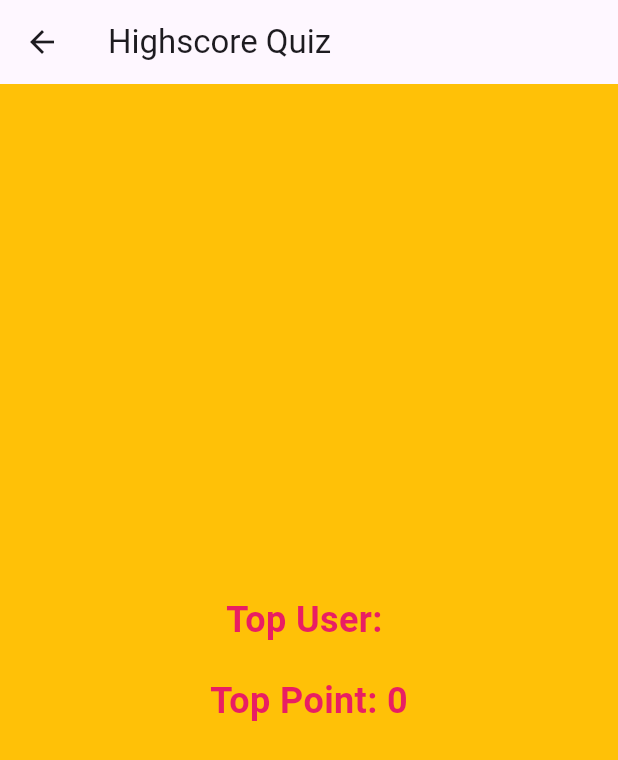
After one commit to hilmyyes/Flutter-Learn, a Flutter app: the HighScore screen opened directly, on a phone screen of 412 x 824 dp. The commit adds this screen. Shown: the top 760 px of the screen. Run offline on Flutter 3.47's test engine with Material 3 defaults, Android fonts, the phone set to English and light mode, and no system bars; our stand-ins replace percent_indicator, shared_preferences; accounts and stored records are empty.

Commit message:
Homework Finish - Highscore
Update di:
- Main
- Highscore.dart (Add Files)
- Quiz

```diff
--- a/lib/main.dart
+++ b/lib/main.dart
@@ -12,7 +12,7 @@ import 'package:hello_word/screen/my_course.dart';
 import 'package:hello_word/screen/addrecipe.dart';
 import 'package:hello_word/screen/quiz.dart';
 import 'package:shared_preferences/shared_preferences.dart';
-
+import 'package:hello_word/screen/highscore.dart';
 
 import 'screen/basket.dart';
 
@@ -29,7 +29,6 @@ void doLogout() async {
   prefs.remove("user_id");
   main();
 }
-
 
 void main() {
   WidgetsFlutterBinding.ensureInitialized();
@@ -57,6 +56,7 @@ class MyApp extends StatelessWidget {
         'my_course': (context) => MyCourse(),
         'addrecipe': (context) => AddRecipe(),
         'quiz': (context) => Quiz(),
+        'highscore': (context) => HighScore(),
         'basket': (context) => Basket(),
       },
       theme: ThemeData(
@@ -207,6 +207,12 @@ class _MyHomePageState extends State<MyHomePage> {
                 Navigator.pushNamed(context, "quiz");
               }),
           ListTile(
+              title: Text("High Score"),
+              leading: Icon(Icons.quiz),
+              onTap: () {
+                Navigator.pushNamed(context, "highscore");
+              }),
+          ListTile(
             title: new Text("About"),
             leading: new Icon(Icons.help),
             onTap: () {
--- /dev/null
+++ b/lib/screen/highscore.dart
@@ -0,0 +1,71 @@
+
+import 'package:flutter/material.dart';
+import 'package:shared_preferences/shared_preferences.dart';
+
+class HighScore extends StatefulWidget {
+  @override
+  State<HighScore> createState() => _HighScoreState();
+}
+
+class _HighScoreState extends State<HighScore> {
+  String top_user = '';
+  int top_point = 0;
+
+  @override
+  void initState() {
+    super.initState();
+    checkHighScore();
+  }
+
+  Future<void> checkHighScore() async {
+    final prefs = await SharedPreferences.getInstance();
+    final _topPoint = prefs.getInt('top_point') ?? 0;
+    final _topUser = prefs.getString('top_user') ?? '';
+
+    setState(() {
+      top_point = _topPoint;
+      top_user = _topUser;
+    });
+  }
+
+@override
+Widget build(BuildContext context) {
+  return Scaffold(
+    appBar: AppBar(
+      title: Text('Highscore Quiz'),
+      leading: IconButton(
+        icon: Icon(Icons.arrow_back),
+        onPressed: () => Navigator.pop(context), // Navigate back on tap
+      ),
+    ),
+       backgroundColor: Colors.amber,
+      body: Center(
+      child: Column(
+        mainAxisAlignment: MainAxisAlignment.center,
+        children: [
+          Text(
+            'Top User: $top_user',
+            style: TextStyle(
+              fontSize: 24,
+              color: Colors.pink,
+              decoration: TextDecoration.none,
+              fontWeight: FontWeight.bold,
+            ),
+          ),
+          SizedBox(height: 20),
+          Text(
+            'Top Point: $top_point',
+            style: TextStyle(
+              fontSize: 24,
+              color: Colors.pink,
+              decoration: TextDecoration.none,
+              fontWeight: FontWeight.bold,
+
+            ),
+          ),
+        ],
+      ),
+    ),
+  );
+}
+}
--- a/lib/screen/quiz.dart
+++ b/lib/screen/quiz.dart
@@ -5,6 +5,9 @@ import 'package:hello_word/class/question.dart';
 
 import 'dart:async';
 import 'package:percent_indicator/linear_percent_indicator.dart';
+import 'package:shared_preferences/shared_preferences.dart';
+import 'package:hello_word/main.dart';
+
 
 class Quiz extends StatefulWidget {
   const Quiz({Key? key}) : super(key: key);
@@ -190,11 +193,19 @@ class _QuizState extends State<Quiz> {
               content: Text('Your point = $_point \n' + message ),
               actions: <Widget>[
                 TextButton(
-                  onPressed: () {
-                    Navigator.pop(context, 'OK');
-                    Navigator.pop(context);
-                  },
-                  child: const Text('OK'),
+              onPressed: () async {
+              final prefs = await SharedPreferences.getInstance();
+              final _topPoint = prefs.getInt('top_point') ?? 0;
+
+              if (_point > _topPoint) {
+                prefs.setInt('top_point', _point);
+                prefs.setString('top_user', active_user);
+              }
+
+              Navigator.pop(context, 'OK');
+              Navigator.pop(context);
+            },
+            child: Text('OK'),
                 ),
               ],
             ));
```
Lines whose indentation alone changed are shown as unchanged.
